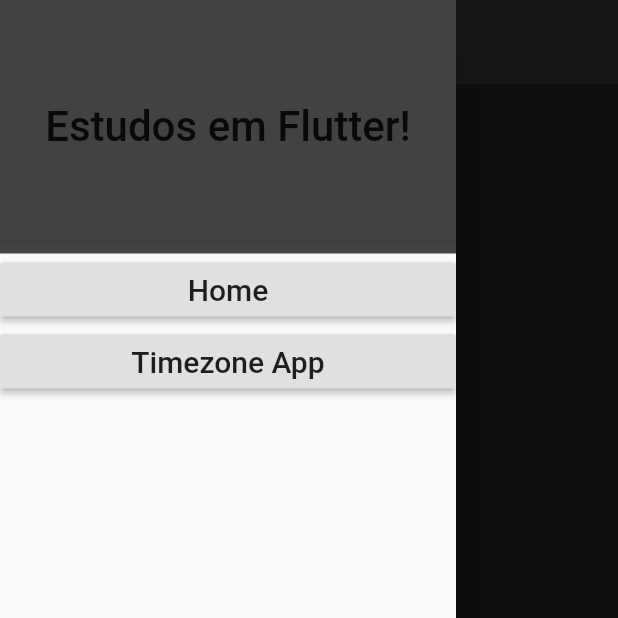
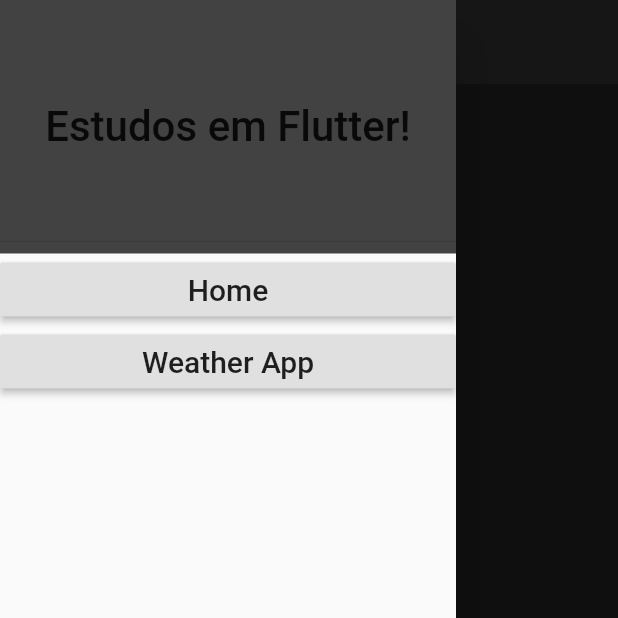
Before and after one commit to luizdebem/flutter-studies, a Flutter app: the Timezone screen opened by its route, with the side drawer open, on a phone screen of 412 x 824 dp, the top half of it. Run offline on Flutter 3.47's test engine with Material 2 defaults, Android fonts, the phone set to English and light mode, and no system bars; our stand-ins replace flutter_dotenv; network calls fail.

Commit message:
Changed labels from 'Timezone app' to 'Weather App'. The timezone API is not working

```diff
--- a/lib/components/Sidebar/sidebar.dart
+++ b/lib/components/Sidebar/sidebar.dart
@@ -30,7 +30,7 @@ class Sidebar extends StatelessWidget {
               Navigator.pushNamed(context, '/timezone');
             },
             child: Text(
-              'Timezone App',
+              'Weather App',
               style: TextStyle(fontSize: 20),
             ),
           ),
--- a/lib/pages/timezone/timezone.dart
+++ b/lib/pages/timezone/timezone.dart
@@ -12,7 +12,7 @@ class _TimezoneState extends State<Timezone> {
     return Scaffold(
         backgroundColor: Colors.grey[900],
         appBar: AppBar(
-          title: Text('World Time App'),
+          title: Text('Weather App'),
           centerTitle: true,
           backgroundColor: Colors.grey[850],
           elevation: 0,
```
Also changed, not shown: lib/pages/timezone/choose_location.dart (+3 -8 lines).
